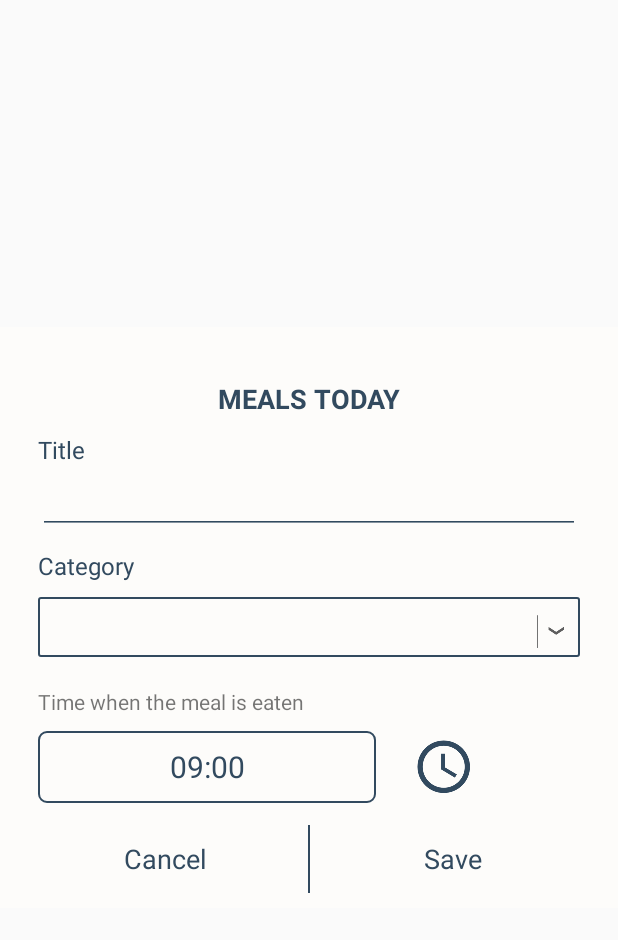
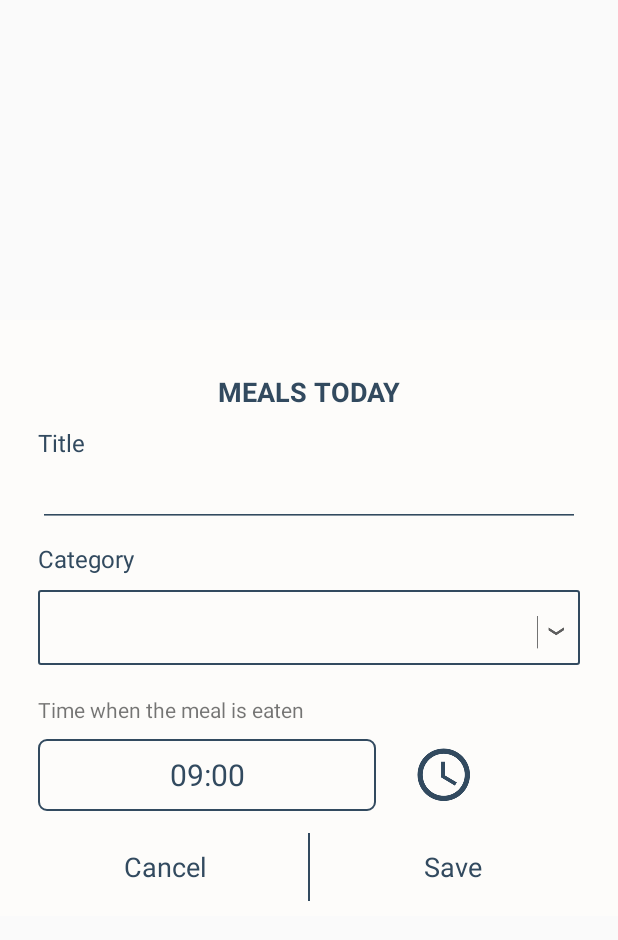
Before and after one commit to bellinda/CalmMom, an Android app: the layout dialog_add_meal.xml on its own in the app's theme, with its tools: preview values and no code run, on a phone screen of 412 x 824 dp. Shown: the top 940 px of the screen. Run offline under Robolectric (Android 15) with nearby library versions, the phone set to English and light mode, and no system bars.

Commit message:
fixed the view of the categories spinner
Signed-off-by: bellinda <gabriela.angelova@fdiba.tu-sofia.bg>

```diff
--- a/app/src/main/res/layout/dialog_add_meal.xml
+++ b/app/src/main/res/layout/dialog_add_meal.xml
@@ -56,7 +56,7 @@
 
             <TextView
                 android:layout_width="match_parent"
-                android:layout_height="match_parent"
+                android:layout_height="wrap_content"
                 android:text="@string/dialog_meal_category_label"
                 android:textColor="@color/colorContrast"
                 android:textSize="16sp"
@@ -64,7 +64,7 @@
 
             <RelativeLayout
                 android:layout_width="match_parent"
-                android:layout_height="@dimen/dialog_add_weight_spinner_height"
+                android:layout_height="@dimen/add_meal_category_spinner_height"
                 android:background="@drawable/dark_border_thin"
                 android:orientation="horizontal"
                 android:layout_marginTop="10dp"
--- a/app/src/main/res/values/dimens.xml
+++ b/app/src/main/res/values/dimens.xml
@@ -51,4 +51,6 @@
     <dimen name="horizontal_calendar_top_text_size">12sp</dimen>
     <dimen name="horizontal_calendar_bottom_text_size">12sp</dimen>
     <dimen name="horizontal_calendar_middle_text_size">22sp</dimen>
+
+    <dimen name="add_meal_category_spinner_height">50dp</dimen>
 </resources>
--- a/app/src/main/res/values/strings.xml
+++ b/app/src/main/res/values/strings.xml
@@ -287,7 +287,7 @@
     <string name="dialog_meal_no_title_set_title">Warning</string>
     <string name="dialog_meal_category_fruit">Fruits and vegetables</string>
     <string name="dialog_meal_category_whole_grains">Whole grains</string>
-    <string name="dialog_meal_category_milk">Milk and milk products</string>
+    <string name="dialog_meal_category_milk">Milk and dairy</string>
     <string name="dialog_meal_category_eggs">Eggs</string>
     <string name="dialog_meal_category_bean">Bean foods</string>
     <string name="dialog_meal_category_meat">Meat</string>
```
Also changed, not shown: 1 other file.
